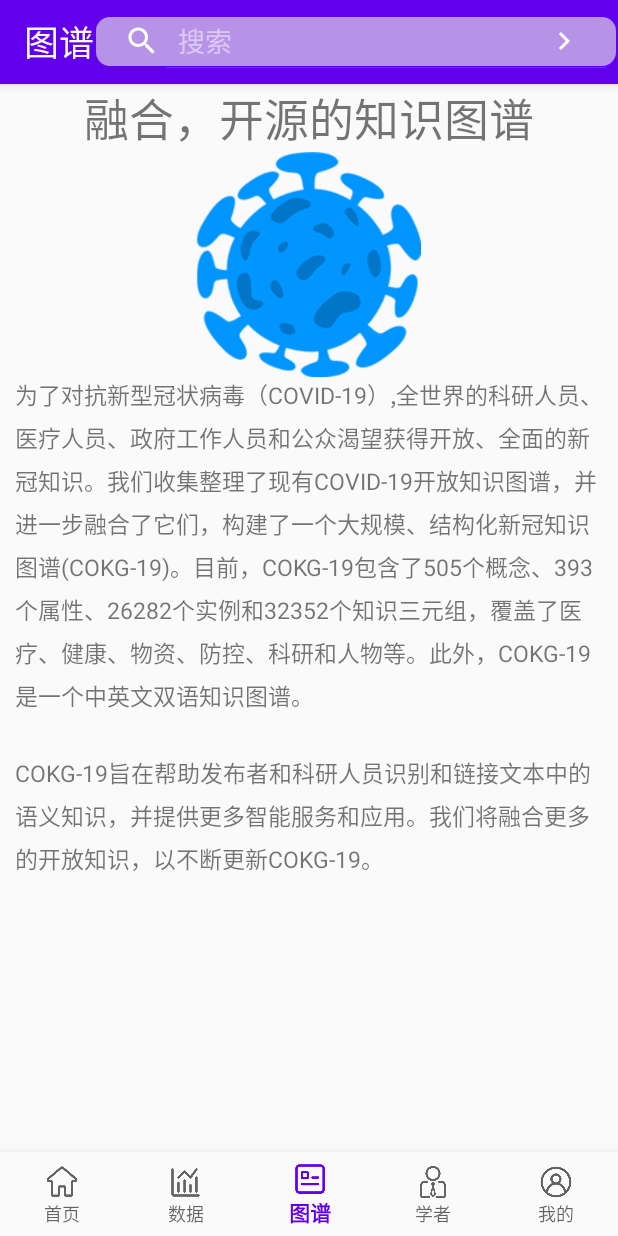
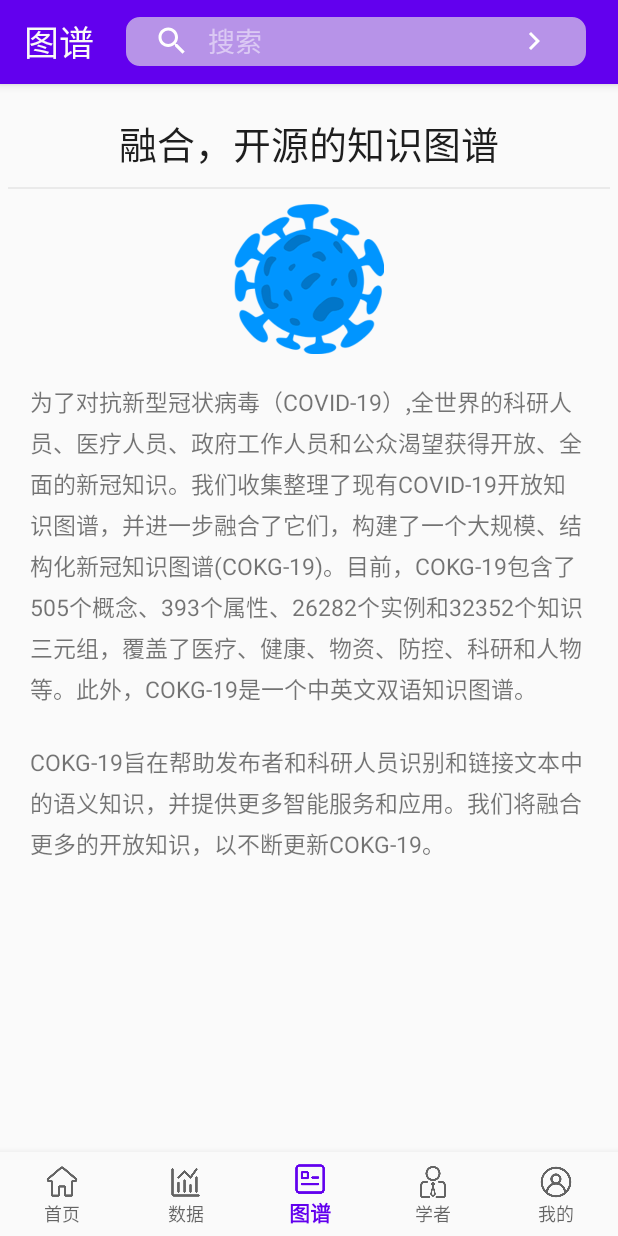
Before and after one commit to Yeenyeong/An-Android-Project-A-News-Broewser, an Android app: the screen it shows after launch (MainActivity), item 3 of the bottom bar chosen, on a phone screen of 412 x 824 dp. Run offline under Robolectric (Android 15) with nearby library versions, the phone set to English and light mode, and no system bars; our stand-ins replace Room's generated code.

Commit message:
增加聚类页面,调整了一点entity的页面

```diff
--- a/app/src/main/java/com/java/ChenYuanYong/EntityFragment.java
+++ b/app/src/main/java/com/java/ChenYuanYong/EntityFragment.java
@@ -1,6 +1,7 @@
 package com.java.ChenYuanYong;
 
 import android.content.Intent;
+import android.graphics.Color;
 import android.net.Uri;
 import android.os.Bundle;
 import android.os.Handler;
@@ -17,6 +18,7 @@ import androidx.annotation.Nullable;
 import androidx.fragment.app.Fragment;
 import androidx.fragment.app.FragmentTransaction;
 
+import java.lang.reflect.Field;
 import java.util.ArrayList;
 
 
@@ -58,6 +60,19 @@ public class EntityFragment extends Fragment {
         SearchView searchView = (SearchView) view.findViewById(R.id.entity_search_view);
         searchView.setSubmitButtonEnabled(true);
         searchView.setIconified(false);
+        try {
+            Class<?> argClass = searchView.getClass();
+            Field ownField = argClass.getDeclaredField("mSearchPlate");
+            Field ownField2 = argClass.getDeclaredField("mSubmitArea");
+            ownField.setAccessible(true);
+            ownField2.setAccessible(true);
+            View mView = (View) ownField.get(searchView);
+            mView.setBackgroundColor(Color.TRANSPARENT);
+            View mView2 = (View) ownField2.get(searchView);
+            mView2.setBackgroundColor(Color.TRANSPARENT);
+        } catch (Exception e) {
+            e.printStackTrace();
+        }
 
         searchView.setOnQueryTextListener(new SearchView.OnQueryTextListener() {
             @Override
--- a/app/src/main/res/layout/fragment_entity.xml
+++ b/app/src/main/res/layout/fragment_entity.xml
@@ -39,6 +39,8 @@
                     android:layout_width="match_parent"
                     android:layout_height="match_parent"
                     android:iconifiedByDefault="false"
+                    android:layout_marginStart="20dp"
+                    android:layout_marginEnd="20dp"
                     android:background="@drawable/background_edit"
                     android:queryHint="@string/search" />
 
--- a/app/src/main/res/layout/fragment_entity_home.xml
+++ b/app/src/main/res/layout/fragment_entity_home.xml
@@ -10,28 +10,43 @@
         android:layout_height="match_parent"
         android:orientation="vertical">
 
+
         <TextView
+            android:textColor="#1E1E1E"
             android:layout_width="match_parent"
             android:layout_height="wrap_content"
+            android:layout_marginStart="20dp"
+            android:layout_marginEnd="20dp"
+            android:layout_marginTop="20dp"
+            android:layout_marginBottom="10dp"
             android:id="@+id/entity_home_page_title"
-            android:textSize="30dp"
+            android:textSize="25sp"
             android:gravity="center"
             />
+        <View
+            android:layout_width="match_parent"
+            android:layout_height="1dp"
+            android:layout_marginStart="5dp"
+            android:layout_marginEnd="5dp"
+            android:layout_marginBottom="10dp"
+            android:background="#EAEAEA" />
+
 
         <ImageView
-            android:layout_width="150dp"
-            android:layout_height="150dp"
+            android:layout_width="100dp"
+            android:layout_height="100dp"
             android:background="@drawable/corona"
             android:layout_gravity="center"/>
 
         <TextView
             android:layout_width="match_parent"
             android:layout_height="wrap_content"
-            android:layout_marginLeft="10dp"
-            android:layout_marginRight="10dp"
+            android:layout_marginLeft="20dp"
+            android:layout_marginRight="20dp"
+            android:layout_marginTop="20dp"
             android:id="@+id/entity_home_page_text"
             android:textSize="15dp"
-            android:lineSpacingMultiplier="1.25"/>
+            android:lineSpacingMultiplier="1.2"/>
 
     </LinearLayout>
 
```
